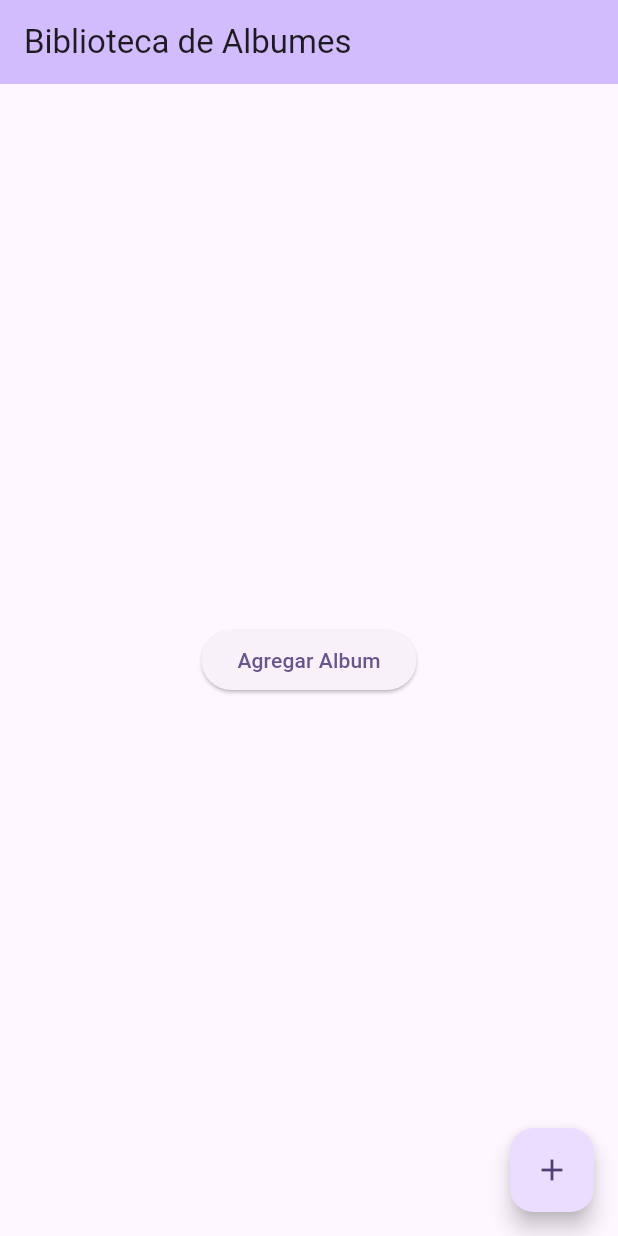
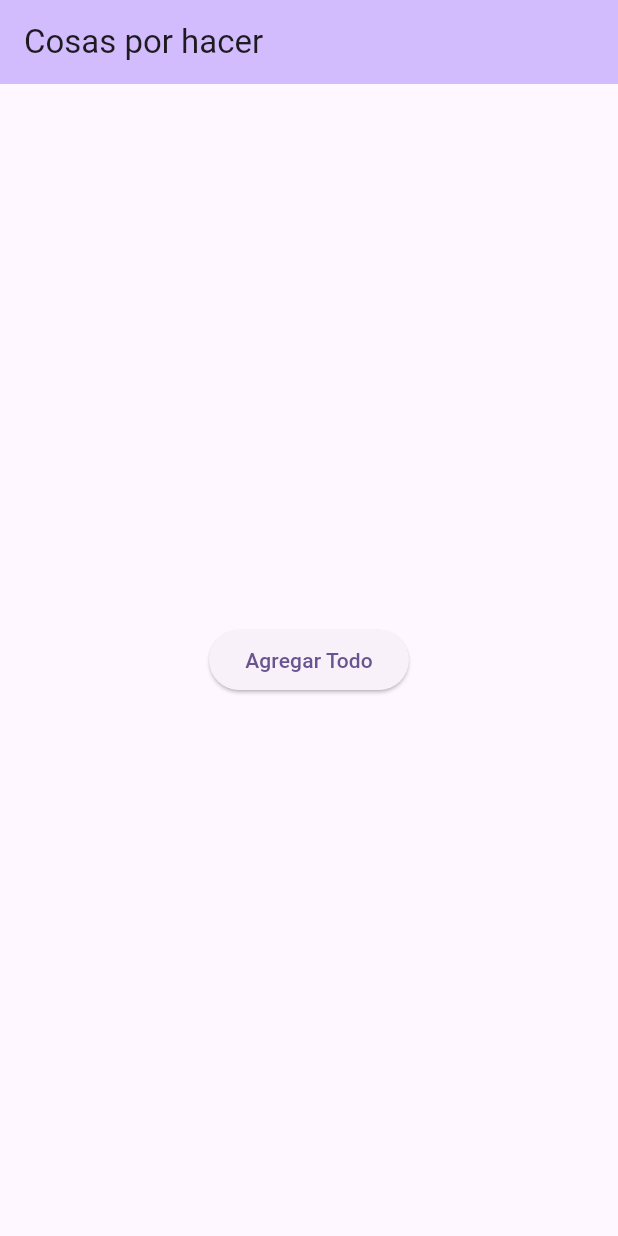
Before and after one commit to omrodriguez/ejemplo_persistencia, a Flutter app: the screen it shows after launch, on a phone screen of 412 x 824 dp. Run offline on Flutter 3.47's test engine with Material 2 defaults, Android fonts, the phone set to English and light mode, and no system bars; our stand-ins replace shared_preferences, sqflite, sqflite_common_ffi; accounts and stored records are empty; network calls fail.

Commit message:
Se agregó el ejercicio de todos recuperados desde Internet

```diff
--- a/lib/main.dart
+++ b/lib/main.dart
@@ -1,18 +1,12 @@
-import 'dart:io';
-import 'package:sqflite_common_ffi/sqflite_ffi.dart';
+import 'package:ejemplo_persistencia/remote_http/todos_list.dart';
 import 'package:flutter/material.dart';
 import 'package:provider/provider.dart';
-import 'sqlite/modelo/album_biblio.dart';
-import 'sqlite/views/album_list.dart';
+import 'remote_http/todo_provider.dart';
 
 void main() {
-  if (Platform.isWindows || Platform.isLinux) {
-    sqfliteFfiInit();
-  }
-  databaseFactory = databaseFactoryFfi;
   WidgetsFlutterBinding.ensureInitialized();
   runApp(ChangeNotifierProvider(create: (_) =>
-    AlbumBiblio(),
+    TodoProvider(),
     child: const MyApp()
   ),);
 }
@@ -28,7 +22,7 @@ class MyApp extends StatelessWidget {
         colorScheme: ColorScheme.fromSeed(seedColor: Colors.deepPurple),
         useMaterial3: true,
       ),
-      home: const AlbumLista(),
+      home: const TodosLista(),
     );
   }
 }
--- /dev/null
+++ b/lib/remote_http/http_controller.dart
@@ -0,0 +1,28 @@
+import 'dart:async';
+import 'dart:convert';
+import 'package:http/http.dart' as http;
+import 'todo.dart';
+
+class HttpController {
+  static const String dataURL = "https://jsonplaceholder.typicode.com/todos";
+
+  Future<Todo> getTodoByIndex(int index) async {
+    final response = await http.get(Uri.parse('$dataURL/$index'));
+
+    if (response.statusCode == 200) {
+      return Todo.fromJson(jsonDecode(response.body));
+    } else {
+      throw Exception('Error al recuperar todo[$index]');
+    }
+  }
+
+  Future<List<dynamic>> getTodos() async {
+    final response = await http.get(Uri.parse(dataURL));
+
+    if (response.statusCode == 200) {
+      return jsonDecode(response.body);
+    } else {
+      throw Exception('Error al recuperar todos');
+    }
+  }
+}
--- /dev/null
+++ b/lib/remote_http/todo.dart
@@ -0,0 +1,21 @@
+class Todo {
+  int userId;
+  int id;
+  String title;
+  bool completed;
+
+  Todo(this.userId, this.id, this.title, this.completed);
+
+  Todo.fromJson(Map<String, dynamic> json)
+    : userId = json['userId'],
+      id = json['id'],
+      title = json['title'],
+      completed = json['completed'];
+
+  Map<String, dynamic> toJson() => {
+    'userId': userId,
+    'id': id,
+    'title': title,
+    'completed': completed,
+  };
+}
--- /dev/null
+++ b/lib/remote_http/todo_provider.dart
@@ -0,0 +1,26 @@
+import 'package:flutter/material.dart';
+import 'todo.dart';
+import 'http_controller.dart';
+
+class TodoProvider extends ChangeNotifier {
+  static final List<Todo> _todos = [];
+  static final HttpController httpController = HttpController();
+
+  TodoProvider();
+
+  List<Todo> get todos => _todos;
+
+  static Future<void> inicializarTodos() async {
+    List<dynamic> todos;
+    try {
+      todos = await httpController.getTodos();
+       for (int i = 0; i < todos.length; i++) {
+        _todos.add(Todo.fromJson(todos[i]));
+      }
+    } catch (e) {
+      print(e.toString());
+    }
+  }
+
+  Todo getTodoByIndex(int index) =>_todos[index];
+}
--- /dev/null
+++ b/lib/remote_http/todos_list.dart
@@ -0,0 +1,72 @@
+import 'package:flutter/material.dart';
+import 'package:provider/provider.dart';
+import 'todo_provider.dart';
+import 'todo.dart';
+
+class TodosLista extends StatefulWidget {
+
+  const TodosLista({super.key});
+
+  @override
+  State<TodosLista> createState() => _TodosListaState();
+}
+
+class _TodosListaState extends State<TodosLista> {
+  bool cargando = true;
+  int selectedTodo = 0;
+  late TodoProvider todosProvider;
+
+  @override
+  void initState() {
+    super.initState();
+    TodoProvider.inicializarTodos().then((value) => setState(() {
+        cargando = false;
+    }));}
+
+  @override
+  Widget build(BuildContext context) {
+    todosProvider = Provider.of<TodoProvider>(context);
+    return Scaffold(
+      appBar: AppBar(
+        backgroundColor: Theme.of(context).colorScheme.inversePrimary,
+        title: const Text("Cosas por hacer"),
+      ),
+      body: cargando? const Center(child: CircularProgressIndicator())
+        : (todosProvider.todos.isNotEmpty)? ListView(
+          padding: const EdgeInsets.all(10),
+          children: ListTile.divideTiles(context: context,
+            tiles: crearLista(), color:Colors.amber).toList(),
+          )
+        : Padding(
+          padding: const EdgeInsets.all(20.0),
+          child: Center(
+            child: ElevatedButton(
+              onPressed: () { },
+              child: const Text("Agregar Todo"),
+            )),),);}
+
+  List<Widget> crearLista() {
+    final List<Widget> lista = <Widget>[];
+    for(int i = 0; i < todosProvider.todos.length; i++ ){
+      Todo todo = todosProvider.getTodoByIndex(i);
+      lista.add(
+        ListTile(
+          leading: const Icon(Icons.album),
+          title: Text(todo.title),
+          subtitle: Text("User Id: ${todo.userId}, id: ${todo.id}"),
+          //trailing: SizedBox(height: 30, width: 145,
+          //  child: crearButtonsBar(i)),
+          textColor: Colors.white,
+          tileColor: todo.completed? Colors.green : Colors.lightBlue,
+          selectedColor: Colors.amberAccent.shade100,
+          selectedTileColor: Colors.deepOrange.shade300,
+          selected: (selectedTodo == i),
+          onTap: () => albumTapped(i)));
+    }
+    return lista;
+  }
+
+  void albumTapped(int i) {
+    setState(() {
+      selectedTodo = i;
+    });}}
--- a/pubspec.yaml
+++ b/pubspec.yaml
@@ -42,6 +42,7 @@ dependencies:
   sqflite: ^2.3.0
   path: ^1.8.3
   sqflite_common_ffi:
+  http: ^1.1.0
 
 
 dev_dependencies:
```
Also changed, not shown: pubspec.lock, 2 other files.
